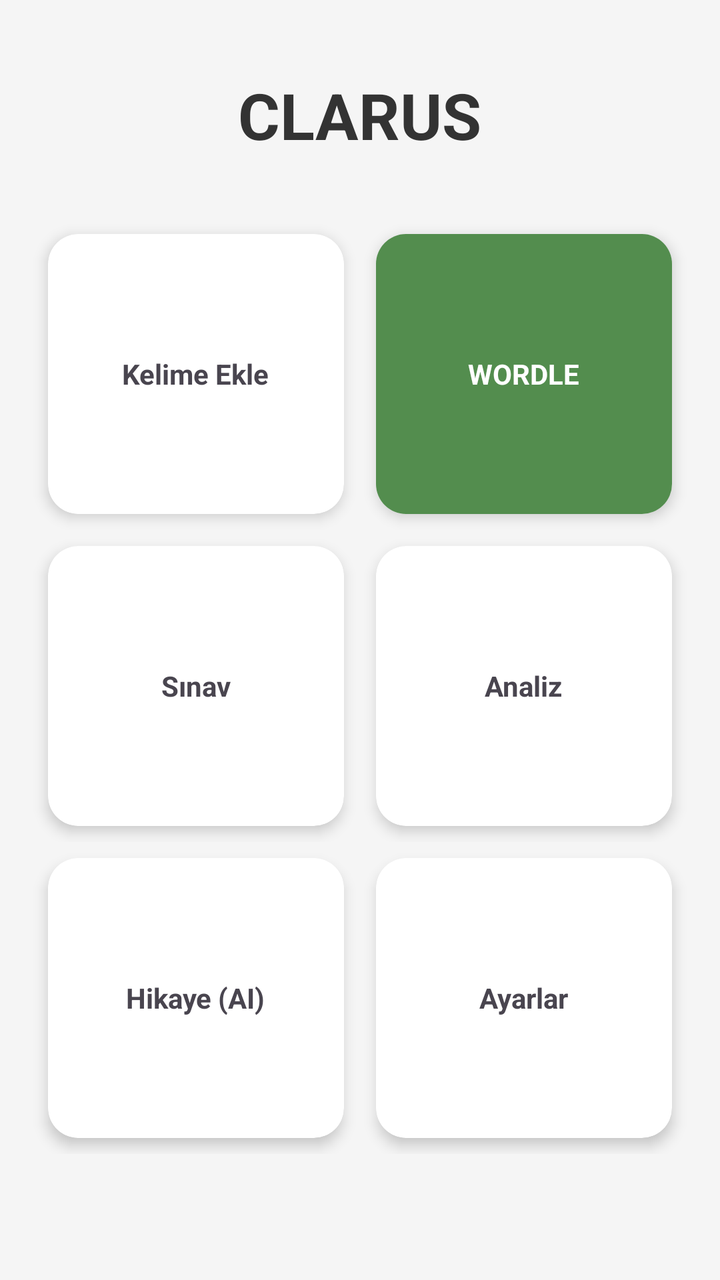
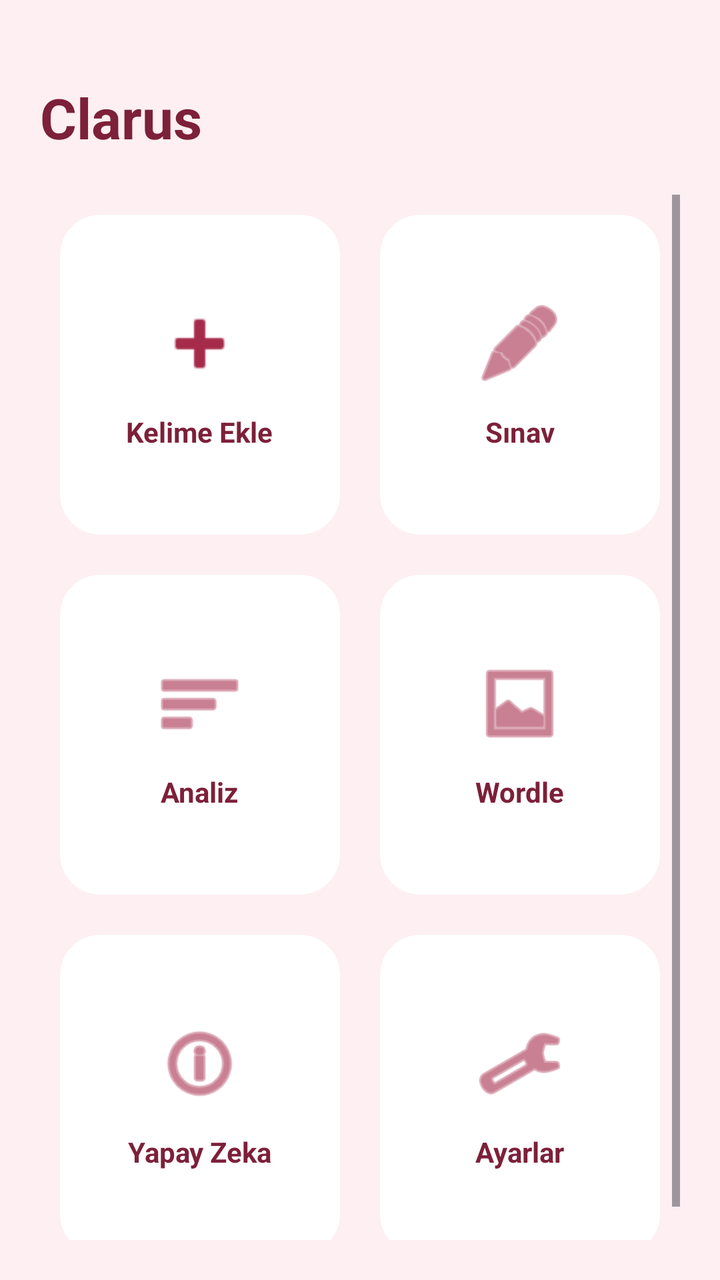

Screens rendered from an Android XML layout before and after an edit, with the pre-edit source and the edit as a unified diff.
<!-- AndroidManifest.xml: application theme Theme.Clarus -->
<!-- res/layout/activity_main.xml -->
<?xml version="1.0" encoding="utf-8"?>
<ScrollView xmlns:android="http://schemas.android.com/apk/res/android"
    xmlns:app="http://schemas.android.com/apk/res-auto"
    android:layout_width="match_parent"
    android:layout_height="match_parent"
    android:background="#F5F5F5">

    <LinearLayout
        android:layout_width="match_parent"
        android:layout_height="wrap_content"
        android:orientation="vertical"
        android:padding="16dp">

        <TextView
            android:layout_width="wrap_content"
            android:layout_height="wrap_content"
            android:text="CLARUS"
            android:textSize="32sp"
            android:textStyle="bold"
            android:textColor="#333333"
            android:layout_gravity="center"
            android:layout_marginTop="20dp"
            android:layout_marginBottom="30dp"/>

        
        <LinearLayout
            android:layout_width="match_parent"
            android:layout_height="wrap_content"
            android:orientation="horizontal"
            android:weightSum="2">

            <androidx.cardview.widget.CardView
                android:id="@+id/card_kelime_ekle"
                android:layout_width="0dp"
                android:layout_height="140dp"
                android:layout_weight="1"
                app:cardCornerRadius="15dp"
                app:cardElevation="4dp"
                android:layout_margin="8dp">
                <LinearLayout
                    android:layout_width="match_parent"
                    android:layout_height="match_parent"
                    android:gravity="center"
                    android:orientation="vertical">
                    <TextView
                        android:layout_width="wrap_content"
                        android:layout_height="wrap_content"
                        android:text="Kelime Ekle"
                        android:textStyle="bold"/>
                </LinearLayout>
            </androidx.cardview.widget.CardView>

            <androidx.cardview.widget.CardView
                android:id="@+id/card_wordle"
                android:layout_width="0dp"
                android:layout_height="140dp"
                android:layout_weight="1"
                app:cardCornerRadius="15dp"
                app:cardElevation="4dp"
                android:layout_margin="8dp">
                <LinearLayout
                    android:layout_width="match_parent"
                    android:layout_height="match_parent"
                    android:gravity="center"
                    android:background="#538D4E"
                    android:orientation="vertical">
                    <TextView
                        android:layout_width="wrap_content"
                        android:layout_height="wrap_content"
                        android:text="WORDLE"
                        android:textColor="#FFFFFF"
                        android:textStyle="bold"/>
                </LinearLayout>
            </androidx.cardview.widget.CardView>
        </LinearLayout>

        
        <LinearLayout
            android:layout_width="match_parent"
            android:layout_height="wrap_content"
            android:orientation="horizontal"
            android:weightSum="2">

            <androidx.cardview.widget.CardView
                android:id="@+id/card_sinav"
                android:layout_width="0dp"
                android:layout_height="140dp"
                android:layout_weight="1"
                app:cardCornerRadius="15dp"
                app:cardElevation="4dp"
                android:layout_margin="8dp">
                <LinearLayout
                    android:layout_width="match_parent"
                    android:layout_height="match_parent"
                    android:gravity="center"
                    android:orientation="vertical">
                    <TextView
                        android:layout_width="wrap_content"
                        android:layout_height="wrap_content"
                        android:text="Sınav"
                        android:textStyle="bold"/>
                </LinearLayout>
            </androidx.cardview.widget.CardView>

            <androidx.cardview.widget.CardView
                android:id="@+id/card_analiz"
                android:layout_width="0dp"
                android:layout_height="140dp"
                android:layout_weight="1"
                app:cardCornerRadius="15dp"
                app:cardElevation="4dp"
                android:layout_margin="8dp">
                <LinearLayout
                    android:layout_width="match_parent"
                    android:layout_height="match_parent"
                    android:gravity="center"
                    android:orientation="vertical">
                    <TextView
                        android:layout_width="wrap_content"
                        android:layout_height="wrap_content"
                        android:text="Analiz"
                        android:textStyle="bold"/>
                </LinearLayout>
            </androidx.cardview.widget.CardView>
        </LinearLayout>

        
        <LinearLayout
            android:layout_width="match_parent"
            android:layout_height="wrap_content"
            android:orientation="horizontal"
            android:weightSum="2">

            <androidx.cardview.widget.CardView
                android:id="@+id/card_llm"
                android:layout_width="0dp"
                android:layout_height="140dp"
                android:layout_weight="1"
                app:cardCornerRadius="15dp"
                app:cardElevation="4dp"
                android:layout_margin="8dp">
                <LinearLayout
                    android:layout_width="match_parent"
                    android:layout_height="match_parent"
                    android:gravity="center"
                    android:orientation="vertical">
                    <TextView
                        android:layout_width="wrap_content"
                        android:layout_height="wrap_content"
                        android:text="Hikaye (AI)"
                        android:textStyle="bold"/>
                </LinearLayout>
            </androidx.cardview.widget.CardView>

            <androidx.cardview.widget.CardView
                android:id="@+id/card_ayarlar"
                android:layout_width="0dp"
                android:layout_height="140dp"
                android:layout_weight="1"
                app:cardCornerRadius="15dp"
                app:cardElevation="4dp"
                android:layout_margin="8dp">
                <LinearLayout
                    android:layout_width="match_parent"
                    android:layout_height="match_parent"
                    android:gravity="center"
                    android:orientation="vertical">
                    <TextView
                        android:layout_width="wrap_content"
                        android:layout_height="wrap_content"
                        android:text="Ayarlar"
                        android:textStyle="bold"/>
                </LinearLayout>
            </androidx.cardview.widget.CardView>
        </LinearLayout>

    </LinearLayout>
</ScrollView>
<!-- resources referenced by this layout -->
<resources>
  <style name="Theme.Clarus" parent="Base.Theme.Clarus" />
  <style name="Base.Theme.Clarus" parent="Theme.Material3.DayNight.NoActionBar">
          <item name="colorPrimary">@color/visne_detay</item>
          <item name="android:statusBarColor">@color/arka_plan_pudra</item>
      </style>
  <color name="visne_detay">#A62B4B</color>
  <color name="arka_plan_pudra">#FDEFF2</color>
</resources>

<!-- the commit's change to res/layout/activity_main.xml (unified diff, before → after) -->
@@ -1,178 +1,230 @@
 <?xml version="1.0" encoding="utf-8"?>
-<ScrollView xmlns:android="http://schemas.android.com/apk/res/android"
+<LinearLayout xmlns:android="http://schemas.android.com/apk/res/android"
     xmlns:app="http://schemas.android.com/apk/res-auto"
     android:layout_width="match_parent"
     android:layout_height="match_parent"
-    android:background="#F5F5F5">
-
-    <LinearLayout
+    android:orientation="vertical"
+    android:background="#FDEFF2"
+    android:padding="20dp">
+
+    <TextView
+        android:layout_width="wrap_content"
+        android:layout_height="wrap_content"
+        android:text="Clarus"
+        android:textColor="#7D2039"
+        android:textSize="28sp"
+        android:textStyle="bold"
+        android:layout_marginTop="20dp"
+        android:layout_marginBottom="20dp" />
+
+    <ScrollView
         android:layout_width="match_parent"
-        android:layout_height="wrap_content"
-        android:orientation="vertical"
-        android:padding="16dp">
-
-        <TextView
-            android:layout_width="wrap_content"
-            android:layout_height="wrap_content"
-            android:text="CLARUS"
-            android:textSize="32sp"
-            android:textStyle="bold"
-            android:textColor="#333333"
-            android:layout_gravity="center"
-            android:layout_marginTop="20dp"
-            android:layout_marginBottom="30dp"/>
-
-        
-        <LinearLayout
+        android:layout_height="wrap_content">
+
+        <GridLayout
             android:layout_width="match_parent"
             android:layout_height="wrap_content"
-            android:orientation="horizontal"
-            android:weightSum="2">
-
+            android:columnCount="2"
+            android:alignmentMode="alignMargins">
+
+            
             <androidx.cardview.widget.CardView
                 android:id="@+id/card_kelime_ekle"
                 android:layout_width="0dp"
-                android:layout_height="140dp"
-                android:layout_weight="1"
-                app:cardCornerRadius="15dp"
-                app:cardElevation="4dp"
-                android:layout_margin="8dp">
-                <LinearLayout
-                    android:layout_width="match_parent"
-                    android:layout_height="match_parent"
-                    android:gravity="center"
-                    android:orientation="vertical">
+                android:layout_height="160dp"
+                android:layout_columnWeight="1"
+                android:layout_margin="10dp"
+                app:cardCornerRadius="20dp"
+                app:cardElevation="0dp"
+                app:cardBackgroundColor="@android:color/white">
+
+                <LinearLayout
+                    android:layout_width="match_parent"
+                    android:layout_height="match_parent"
+                    android:gravity="center"
+                    android:orientation="vertical">
+
+                    <ImageView
+                        android:layout_width="45dp"
+                        android:layout_height="45dp"
+                        android:src="@android:drawable/ic_input_add"
+                        app:tint="#A62B4B"/>
+
                     <TextView
                         android:layout_width="wrap_content"
                         android:layout_height="wrap_content"
                         android:text="Kelime Ekle"
-                        android:textStyle="bold"/>
-                </LinearLayout>
-            </androidx.cardview.widget.CardView>
-
+                        android:textColor="#7D2039"
+                        android:textStyle="bold"
+                        android:layout_marginTop="12dp"/>
+                </LinearLayout>
+            </androidx.cardview.widget.CardView>
+
+            
+            <androidx.cardview.widget.CardView
+                android:id="@+id/card_sinav"
+                android:layout_width="0dp"
+                android:layout_height="160dp"
+                android:layout_columnWeight="1"
+                android:layout_margin="10dp"
+                app:cardCornerRadius="20dp"
+                app:cardElevation="0dp"
+                app:cardBackgroundColor="@android:color/white">
+
+                <LinearLayout
+                    android:layout_width="match_parent"
+                    android:layout_height="match_parent"
+                    android:gravity="center"
+                    android:orientation="vertical">
+
+                    <ImageView
+                        android:layout_width="45dp"
+                        android:layout_height="45dp"
+                        android:src="@android:drawable/ic_menu_edit"
+                        app:tint="#A62B4B"/>
+
+                    <TextView
+                        android:layout_width="wrap_content"
+                        android:layout_height="wrap_content"
+                        android:text="Sınav"
+                        android:textColor="#7D2039"
+                        android:textStyle="bold"
+                        android:layout_marginTop="12dp"/>
+                </LinearLayout>
+            </androidx.cardview.widget.CardView>
+
+            
+            <androidx.cardview.widget.CardView
+                android:id="@+id/card_analiz"
+                android:layout_width="0dp"
+                android:layout_height="160dp"
+                android:layout_columnWeight="1"
+                android:layout_margin="10dp"
+                app:cardCornerRadius="20dp"
+                app:cardElevation="0dp"
+                app:cardBackgroundColor="@android:color/white">
+
+                <LinearLayout
+                    android:layout_width="match_parent"
+                    android:layout_height="match_parent"
+                    android:gravity="center"
+                    android:orientation="vertical">
+
+                    <ImageView
+                        android:layout_width="45dp"
+                        android:layout_height="45dp"
+                        android:src="@android:drawable/ic_menu_sort_by_size"
+                        app:tint="#A62B4B"/>
+
+                    <TextView
+                        android:layout_width="wrap_content"
+                        android:layout_height="wrap_content"
+                        android:text="Analiz"
+                        android:textColor="#7D2039"
+                        android:textStyle="bold"
+                        android:layout_marginTop="12dp"/>
+                </LinearLayout>
+            </androidx.cardview.widget.CardView>
+
+            
             <androidx.cardview.widget.CardView
                 android:id="@+id/card_wordle"
                 android:layout_width="0dp"
-                android:layout_height="140dp"
-                android:layout_weight="1"
-                app:cardCornerRadius="15dp"
-                app:cardElevation="4dp"
-                android:layout_margin="8dp">
-                <LinearLayout
-                    android:layout_width="match_parent"
-                    android:layout_height="match_parent"
-                    android:gravity="center"
-                    android:background="#538D4E"
-                    android:orientation="vertical">
-                    <TextView
-                        android:layout_width="wrap_content"
-                        android:layout_height="wrap_content"
-                        android:text="WORDLE"
-                        android:textColor="#FFFFFF"
-                        android:textStyle="bold"/>
-                </LinearLayout>
-            </androidx.cardview.widget.CardView>
-        </LinearLayout>
-
-        
-        <LinearLayout
-            android:layout_width="match_parent"
-            android:layout_height="wrap_content"
-            android:orientation="horizontal"
-            android:weightSum="2">
-
-            <androidx.cardview.widget.CardView
-                android:id="@+id/card_sinav"
-                android:layout_width="0dp"
-                android:layout_height="140dp"
-                android:layout_weight="1"
-                app:cardCornerRadius="15dp"
-                app:cardElevation="4dp"
-                android:layout_margin="8dp">
-                <LinearLayout
-                    android:layout_width="match_parent"
-                    android:layout_height="match_parent"
-                    android:gravity="center"
-                    android:orientation="vertical">
-                    <TextView
-                        android:layout_width="wrap_content"
-                        android:layout_height="wrap_content"
-                        android:text="Sınav"
-                        android:textStyle="bold"/>
-                </LinearLayout>
-            </androidx.cardview.widget.CardView>
-
-            <androidx.cardview.widget.CardView
-                android:id="@+id/card_analiz"
-                android:layout_width="0dp"
-                android:layout_height="140dp"
-                android:layout_weight="1"
-                app:cardCornerRadius="15dp"
-                app:cardElevation="4dp"
-                android:layout_margin="8dp">
-                <LinearLayout
-                    android:layout_width="match_parent"
-                    android:layout_height="match_parent"
-                    android:gravity="center"
-                    android:orientation="vertical">
-                    <TextView
-                        android:layout_width="wrap_content"
-                        android:layout_height="wrap_content"
-                        android:text="Analiz"
-                        android:textStyle="bold"/>
-                </LinearLayout>
-            </androidx.cardview.widget.CardView>
-        </LinearLayout>
-
-        
-        <LinearLayout
-            android:layout_width="match_parent"
-            android:layout_height="wrap_content"
-            android:orientation="horizontal"
-            android:weightSum="2">
-
+                android:layout_height="160dp"
+                android:layout_columnWeight="1"
+                android:layout_margin="10dp"
+                app:cardCornerRadius="20dp"
+                app:cardElevation="0dp"
+                app:cardBackgroundColor="@android:color/white">
+
+                <LinearLayout
+                    android:layout_width="match_parent"
+                    android:layout_height="match_parent"
+                    android:gravity="center"
+                    android:orientation="vertical">
+
+                    <ImageView
+                        android:layout_width="45dp"
+                        android:layout_height="45dp"
+                        android:src="@android:drawable/ic_menu_gallery"
+                        app:tint="#A62B4B"/>
+
+                    <TextView
+                        android:layout_width="wrap_content"
+                        android:layout_height="wrap_content"
+                        android:text="Wordle"
+                        android:textColor="#7D2039"
+                        android:textStyle="bold"
+                        android:layout_marginTop="12dp"/>
+                </LinearLayout>
+            </androidx.cardview.widget.CardView>
+
+            
             <androidx.cardview.widget.CardView
                 android:id="@+id/card_llm"
                 android:layout_width="0dp"
-                android:layout_height="140dp"
-                android:layout_weight="1"
-                app:cardCornerRadius="15dp"
-                app:cardElevation="4dp"
-                android:layout_margin="8dp">
-                <LinearLayout
-                    android:layout_width="match_parent"
-                    android:layout_height="match_parent"
-                    android:gravity="center"
-                    android:orientation="vertical">
-                    <TextView
-                        android:layout_width="wrap_content"
-                        android:layout_height="wrap_content"
-                        android:text="Hikaye (AI)"
-                        android:textStyle="bold"/>
-                </LinearLayout>
-            </androidx.cardview.widget.CardView>
-
+                android:layout_height="160dp"
+                android:layout_columnWeight="1"
+                android:layout_margin="10dp"
+                app:cardCornerRadius="20dp"
+                app:cardElevation="0dp"
+                app:cardBackgroundColor="@android:color/white">
+
+                <LinearLayout
+                    android:layout_width="match_parent"
+                    android:layout_height="match_parent"
+                    android:gravity="center"
+                    android:orientation="vertical">
+
+                    <ImageView
+                        android:layout_width="45dp"
+                        android:layout_height="45dp"
+                        android:src="@android:drawable/ic_menu_info_details"
+                        app:tint="#A62B4B"/>
+
+                    <TextView
+                        android:layout_width="wrap_content"
+                        android:layout_height="wrap_content"
+                        android:text="Yapay Zeka"
+                        android:textColor="#7D2039"
+                        android:textStyle="bold"
+                        android:layout_marginTop="12dp"/>
+                </LinearLayout>
+            </androidx.cardview.widget.CardView>
+
+            
             <androidx.cardview.widget.CardView
                 android:id="@+id/card_ayarlar"
                 android:layout_width="0dp"
-                android:layout_height="140dp"
-                android:layout_weight="1"
-                app:cardCornerRadius="15dp"
-                app:cardElevation="4dp"
-                android:layout_margin="8dp">
-                <LinearLayout
-                    android:layout_width="match_parent"
-                    android:layout_height="match_parent"
-                    android:gravity="center"
-                    android:orientation="vertical">
+                android:layout_height="160dp"
+                android:layout_columnWeight="1"
+                android:layout_margin="10dp"
+                app:cardCornerRadius="20dp"
+                app:cardElevation="0dp"
+                app:cardBackgroundColor="@android:color/white">
+
+                <LinearLayout
+                    android:layout_width="match_parent"
+                    android:layout_height="match_parent"
+                    android:gravity="center"
+                    android:orientation="vertical">
+
+                    <ImageView
+                        android:layout_width="45dp"
+                        android:layout_height="45dp"
+                        android:src="@android:drawable/ic_menu_preferences"
+                        app:tint="#A62B4B"/>
+
                     <TextView
                         android:layout_width="wrap_content"
                         android:layout_height="wrap_content"
                         android:text="Ayarlar"
-                        android:textStyle="bold"/>
-                </LinearLayout>
-            </androidx.cardview.widget.CardView>
-        </LinearLayout>
-
-    </LinearLayout>
-</ScrollView>
+                        android:textColor="#7D2039"
+                        android:textStyle="bold"
+                        android:layout_marginTop="12dp"/>
+                </LinearLayout>
+            </androidx.cardview.widget.CardView>
+
+        </GridLayout>
+    </ScrollView>
+</LinearLayout>
